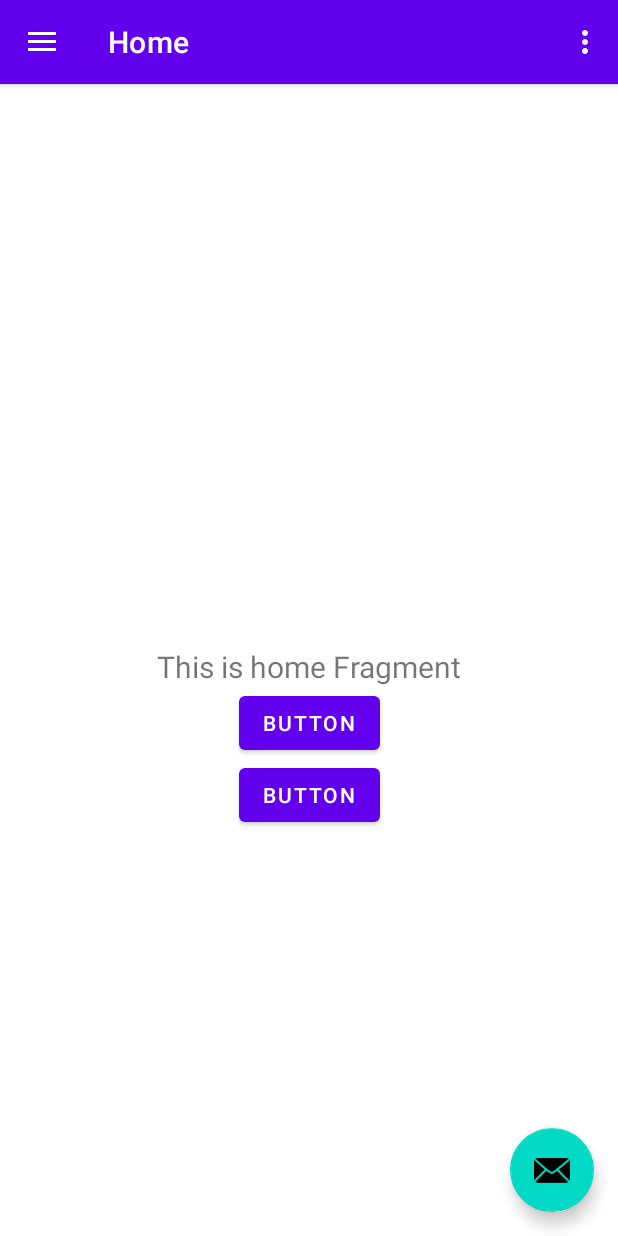
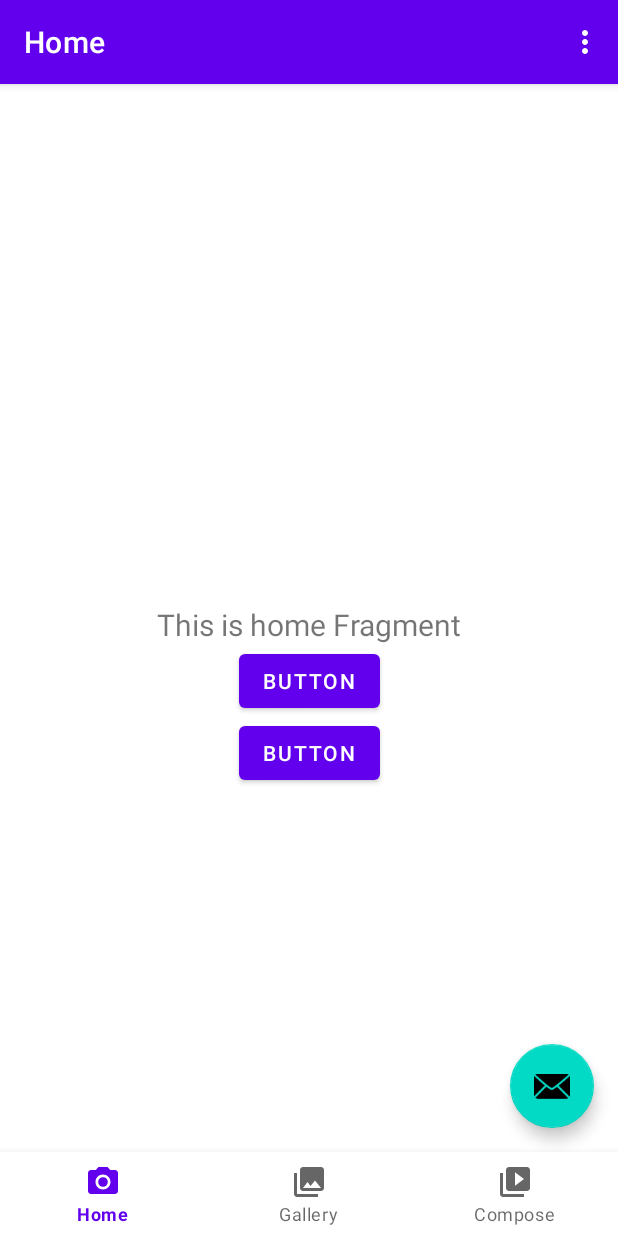
Before and after one commit to oh-fuck-it/client, an Android app built with Jetpack Compose: the screen it shows after launch (MainActivity), on a phone screen of 412 x 824 dp. Run offline under Robolectric (Android 15) with nearby library versions, the phone set to English and light mode, and no system bars; our stand-ins replace navigation-ui; libraries missing offline, so code that uses them is left out: com.parse; 3 statements that could not run were skipped.

Commit message:
底部导航

```diff
--- a/app/src/main/java/win/rainchan/aishot/aishot/activity/MainActivity.kt
+++ b/app/src/main/java/win/rainchan/aishot/aishot/activity/MainActivity.kt
@@ -2,15 +2,13 @@ package win.rainchan.aishot.aishot.activity
 
 import android.os.Bundle
 import android.view.Menu
-import com.google.android.material.snackbar.Snackbar
-import com.google.android.material.navigation.NavigationView
+import androidx.appcompat.app.AppCompatActivity
 import androidx.navigation.findNavController
 import androidx.navigation.ui.AppBarConfiguration
 import androidx.navigation.ui.navigateUp
 import androidx.navigation.ui.setupActionBarWithNavController
 import androidx.navigation.ui.setupWithNavController
-import androidx.drawerlayout.widget.DrawerLayout
-import androidx.appcompat.app.AppCompatActivity
+import com.google.android.material.snackbar.Snackbar
 import win.rainchan.aishot.aishot.R
 import win.rainchan.aishot.aishot.databinding.ActivityMainBinding
 
@@ -31,15 +29,14 @@ class MainActivity : AppCompatActivity() {
             Snackbar.make(view, "Replace with your own action", Snackbar.LENGTH_LONG)
                 .setAction("Action", null).show()
         }
-        val drawerLayout: DrawerLayout = binding.drawerLayout
-        val navView: NavigationView = binding.navView
+        val navView = binding.navView
         val navController = findNavController(R.id.nav_host_fragment_content_main)
         // Passing each menu ID as a set of Ids because each
         // menu should be considered as top level destinations.
         appBarConfiguration = AppBarConfiguration(
             setOf(
-                R.id.nav_home, R.id.nav_gallery, R.id.nav_slideshow, R.id.nav_compose
-            ), drawerLayout
+                R.id.nav_home, R.id.nav_gallery, R.id.nav_compose
+            )
         )
         setupActionBarWithNavController(navController, appBarConfiguration)
         navView.setupWithNavController(navController)
--- a/app/src/main/res/layout/activity_main.xml
+++ b/app/src/main/res/layout/activity_main.xml
@@ -1,5 +1,5 @@
 <?xml version="1.0" encoding="utf-8"?>
-<androidx.drawerlayout.widget.DrawerLayout xmlns:android="http://schemas.android.com/apk/res/android"
+<androidx.constraintlayout.widget.ConstraintLayout xmlns:android="http://schemas.android.com/apk/res/android"
     xmlns:app="http://schemas.android.com/apk/res-auto"
     xmlns:tools="http://schemas.android.com/tools"
     android:id="@+id/drawer_layout"
@@ -8,18 +8,32 @@
     android:fitsSystemWindows="true"
     tools:openDrawer="start">
 
+
         <include
             android:id="@+id/app_bar_main"
             layout="@layout/app_bar_main"
             android:layout_width="match_parent"
-        android:layout_height="match_parent" />
+            android:layout_height="0dp"
+            app:layout_constraintBottom_toTopOf="@+id/nav_view" />
 
-    <com.google.android.material.navigation.NavigationView
+
+        <com.google.android.material.bottomnavigation.BottomNavigationView
             android:id="@+id/nav_view"
-        android:layout_width="wrap_content"
-        android:layout_height="match_parent"
-        android:layout_gravity="start"
-        android:fitsSystemWindows="true"
-        app:headerLayout="@layout/nav_header_main"
+            android:layout_width="match_parent"
+            android:layout_height="wrap_content"
+            app:layout_constraintBottom_toBottomOf="parent"
+            app:layout_constraintEnd_toEndOf="parent"
+            app:layout_constraintStart_toStartOf="parent"
             app:menu="@menu/activity_main_drawer" />
-</androidx.drawerlayout.widget.DrawerLayout>
+
+
+        <!--    <com.google.android.material.navigation.NavigationView-->
+        <!--        android:id="@+id/nav_view"-->
+        <!--        android:layout_width="wrap_content"-->
+        <!--        android:layout_height="match_parent"-->
+        <!--        android:layout_gravity="start"-->
+        <!--        android:fitsSystemWindows="true"-->
+        <!--        app:headerLayout="@layout/nav_header_main"-->
+        <!--        app:menu="@menu/activity_main_drawer" />-->
+
+</androidx.constraintlayout.widget.ConstraintLayout>
--- a/app/src/main/res/menu/activity_main_drawer.xml
+++ b/app/src/main/res/menu/activity_main_drawer.xml
@@ -12,10 +12,10 @@
             android:id="@+id/nav_gallery"
             android:icon="@drawable/ic_menu_gallery"
             android:title="@string/menu_gallery" />
-        <item
-            android:id="@+id/nav_slideshow"
-            android:icon="@drawable/ic_menu_slideshow"
-            android:title="@string/menu_slideshow" />
+        <!--        <item-->
+        <!--            android:id="@+id/nav_slideshow"-->
+        <!--            android:icon="@drawable/ic_menu_slideshow"-->
+        <!--            android:title="@string/menu_slideshow" />-->
         <item
             android:id="@+id/nav_compose"
             android:icon="@drawable/ic_menu_slideshow"
```
Lines whose indentation alone changed are shown as unchanged.
